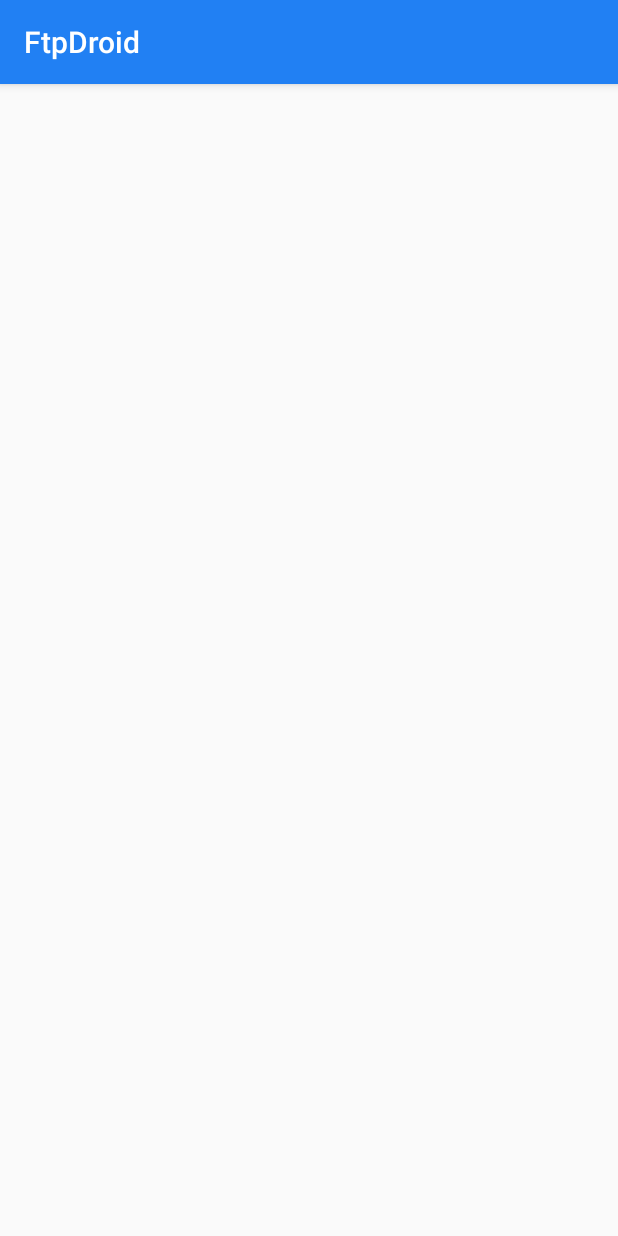
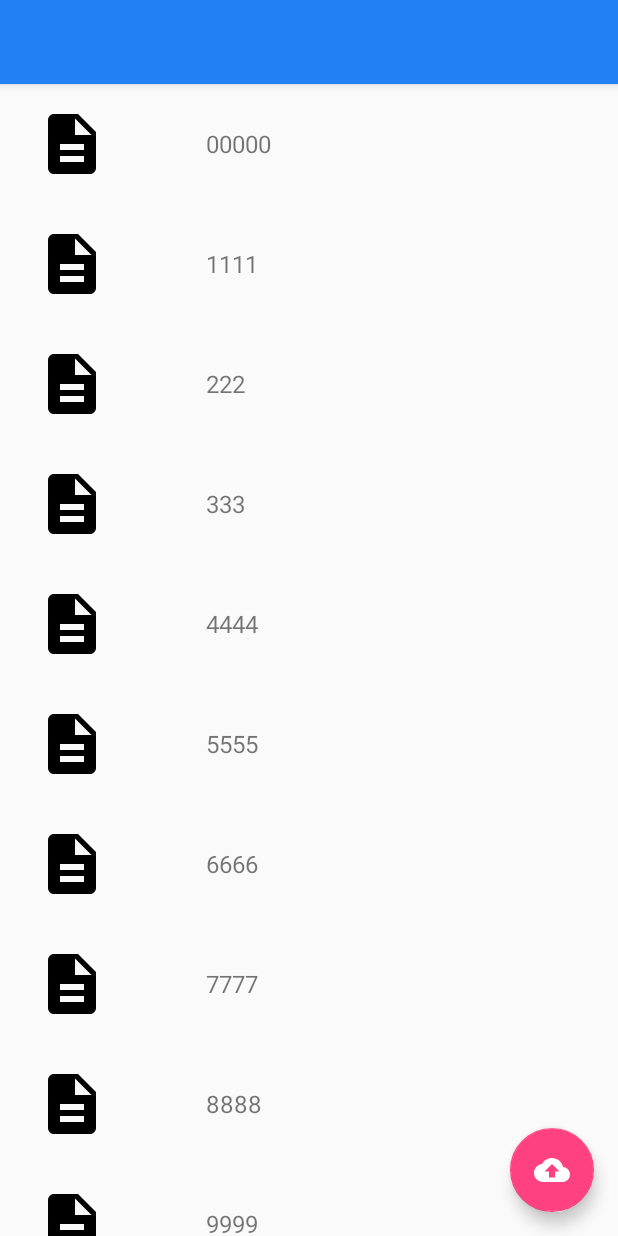
Before and after one commit to snow-yuki/FtpDroid, an Android app: the FtpListActivity screen opened directly, with no data from a screen before it, on a phone screen of 412 x 824 dp. Run offline under Robolectric (Android 15) with nearby library versions, the phone set to English and light mode, and no system bars.

Commit message:
补充次界面

```diff
--- a/FtpDroid/app/build.gradle
+++ b/FtpDroid/app/build.gradle
@@ -29,6 +29,8 @@ dependencies {
     androidTestImplementation 'com.android.support.test.espresso:espresso-core:3.0.2'
     implementation "org.jetbrains.kotlin:kotlin-stdlib-jdk7:$kotlin_version"
     implementation "org.jetbrains.anko:anko-common:$anko_version"
+    implementation 'com.android.support:recyclerview-v7:28.0.0'
+    implementation 'com.android.support:design:28.0.0'
 }
 repositories {
     mavenCentral()
--- /dev/null
+++ b/FtpDroid/app/src/main/java/simple/ftpdroid/FtpFileAdapter.kt
@@ -0,0 +1,26 @@
+package simple.ftpdroid
+
+import android.content.Context
+import android.support.v7.widget.RecyclerView
+import android.view.LayoutInflater
+import android.view.View
+import android.view.ViewGroup
+import android.widget.TextView
+import org.jetbrains.anko.find
+
+class FtpFileAdapter(var c : Context,val data : ArrayList<String>) : RecyclerView.Adapter<FtpFileAdapter.FtpFileHolder>() {
+
+    override fun getItemCount() = data.size
+
+    override fun onCreateViewHolder(p0: ViewGroup, p1: Int): FtpFileHolder {
+        return FtpFileHolder(LayoutInflater.from(c).inflate(R.layout.ftp_file_item,p0,false))
+    }
+
+    override fun onBindViewHolder(p0: FtpFileHolder, p1: Int) {
+        p0.fileNameTextView.text = data[p1]
+    }
+
+    inner class FtpFileHolder(view : View) : RecyclerView.ViewHolder(view){
+        val fileNameTextView = view.find<TextView>(R.id.fileNameTextView)
+    }
+}
--- a/FtpDroid/app/src/main/java/simple/ftpdroid/FtpListActivity.kt
+++ b/FtpDroid/app/src/main/java/simple/ftpdroid/FtpListActivity.kt
@@ -2,11 +2,52 @@ package simple.ftpdroid
 
 import android.support.v7.app.AppCompatActivity
 import android.os.Bundle
+import android.view.Menu
+import android.view.MenuInflater
+import android.view.MenuItem
+import kotlinx.android.synthetic.main.activity_ftp_list.*
 
 class FtpListActivity : AppCompatActivity() {
 
     override fun onCreate(savedInstanceState: Bundle?) {
         super.onCreate(savedInstanceState)
         setContentView(R.layout.activity_ftp_list)
+
+        loadFileData()
+    }
+
+    private fun loadFileData() {
+        val tempNameList = arrayListOf("00000","1111","222","333","4444","5555"
+        ,"6666","7777","8888","9999")
+        val adapter = FtpFileAdapter(this,tempNameList)
+        fileListView.adapter = adapter
+    }
+
+    override fun onCreateOptionsMenu(menu: Menu?, inflater: MenuInflater) {
+        super.onCreateOptionsMenu(menu, inflater)
+        inflater.inflate(R.menu.menu_pro_key,menu)
+    }
+
+    override fun onOptionsItemSelected(item: MenuItem): Boolean {
+        when(item.itemId){
+            R.id.action_sync_key -> {
+                syncKey()
+            }
+            R.id.action_key_src -> {
+                if(currentKeySrc == localSrc){
+                    currentKeySrc = netSrc
+                    loadKeyFromServer()
+                    toast("key from server")
+                }else{
+                    currentKeySrc = localSrc
+                    loadKeyFromLocal()
+                    toast("key from local")
+                }
+            }
+            R.id.action_donate_info -> {
+                activity!!.startActivity<DonateInfoActivity>()
+            }
+        }
+        return super.onOptionsItemSelected(item)
     }
 }
--- a/FtpDroid/app/src/main/java/simple/ftpdroid/MainActivity.kt
+++ b/FtpDroid/app/src/main/java/simple/ftpdroid/MainActivity.kt
@@ -9,6 +9,7 @@ import android.view.animation.Transformation
 import android.widget.LinearLayout
 import kotlinx.android.synthetic.main.activity_main.*
 import org.jetbrains.anko.dip
+import org.jetbrains.anko.startActivity
 
 class MainActivity : AppCompatActivity() {
 
@@ -71,5 +72,9 @@ class MainActivity : AppCompatActivity() {
             animation.duration = 500L
             detailFunCon.startAnimation(animation)
         }
+
+        connectBtn.setOnClickListener {
+            startActivity<FtpListActivity>()
+        }
     }
 }
--- /dev/null
+++ b/FtpDroid/app/src/main/res/drawable-anydpi/ic_description.xml
@@ -0,0 +1,9 @@
+<vector xmlns:android="http://schemas.android.com/apk/res/android"
+        android:width="24dp"
+        android:height="24dp"
+        android:viewportWidth="24.0"
+        android:viewportHeight="24.0">
+    <path
+        android:fillColor="#FF000000"
+        android:pathData="M14,2L6,2c-1.1,0 -1.99,0.9 -1.99,2L4,20c0,1.1 0.89,2 1.99,2L18,22c1.1,0 2,-0.9 2,-2L20,8l-6,-6zM16,18L8,18v-2h8v2zM16,14L8,14v-2h8v2zM13,9L13,3.5L18.5,9L13,9z"/>
+</vector>
--- a/FtpDroid/app/src/main/res/layout/activity_ftp_list.xml
+++ b/FtpDroid/app/src/main/res/layout/activity_ftp_list.xml
@@ -1,9 +1,40 @@
 <?xml version="1.0" encoding="utf-8"?>
-<android.support.constraint.ConstraintLayout xmlns:android="http://schemas.android.com/apk/res/android"
+<android.support.design.widget.CoordinatorLayout xmlns:android="http://schemas.android.com/apk/res/android"
     xmlns:app="http://schemas.android.com/apk/res-auto"
     xmlns:tools="http://schemas.android.com/tools"
     android:layout_width="match_parent"
     android:layout_height="match_parent"
     tools:context=".FtpListActivity">
 
-</android.support.constraint.ConstraintLayout>
+    <android.support.design.widget.AppBarLayout
+        android:layout_width="match_parent"
+        android:layout_height="wrap_content"
+        android:theme="@style/AppTheme.PopupOverlay">
+
+        <android.support.v7.widget.Toolbar
+            android:id="@+id/toolbar"
+            android:layout_width="match_parent"
+            android:layout_height="?attr/actionBarSize"
+            android:background="@color/colorPrimary"
+            app:popupTheme="@style/AppTheme.PopupOverlay" />
+
+    </android.support.design.widget.AppBarLayout>
+
+    <android.support.v7.widget.RecyclerView
+        android:layout_marginTop="?attr/actionBarSize"
+        android:id="@+id/fileListView"
+        app:layoutManager="android.support.v7.widget.LinearLayoutManager"
+        android:layout_width="match_parent"
+        android:layout_height="match_parent"/>
+
+    <android.support.design.widget.FloatingActionButton
+        android:id="@+id/uploadFileBtn"
+        android:layout_width="wrap_content"
+        android:layout_height="wrap_content"
+        android:layout_gravity="bottom|end"
+        android:layout_margin="16dp"
+        android:tint="@color/white"
+        app:rippleColor="@color/white"
+        app:srcCompat="@drawable/ic_cloud_upload" />
+
+</android.support.design.widget.CoordinatorLayout>
--- /dev/null
+++ b/FtpDroid/app/src/main/res/layout/ftp_file_item.xml
@@ -0,0 +1,36 @@
+<?xml version="1.0" encoding="utf-8"?>
+<android.support.constraint.ConstraintLayout
+    xmlns:android="http://schemas.android.com/apk/res/android"
+    xmlns:app="http://schemas.android.com/apk/res-auto"
+    xmlns:tools="http://schemas.android.com/tools"
+    android:foreground="?attr/selectableItemBackground"
+    android:clickable="true"
+    android:layout_width="match_parent"
+    android:layout_height="wrap_content"
+    android:focusable="true">
+
+    <TextView
+        android:id="@+id/fileNameTextView"
+        android:layout_width="209dp"
+        android:layout_height="23dp"
+        android:layout_marginStart="16dp"
+        android:layout_marginEnd="16dp"
+        android:text="TextView"
+        android:textSize="16sp"
+        app:layout_constraintBottom_toBottomOf="parent"
+        app:layout_constraintEnd_toEndOf="parent"
+        app:layout_constraintStart_toEndOf="@+id/imageView"
+        app:layout_constraintTop_toTopOf="parent" />
+
+    <ImageView
+        android:id="@+id/imageView"
+        android:layout_width="48dp"
+        android:layout_height="48dp"
+        android:layout_marginStart="24dp"
+        android:layout_marginTop="16dp"
+        android:layout_marginBottom="16dp"
+        app:layout_constraintBottom_toBottomOf="parent"
+        app:layout_constraintStart_toStartOf="parent"
+        app:layout_constraintTop_toTopOf="parent"
+        app:srcCompat="@drawable/ic_description" />
+</android.support.constraint.ConstraintLayout>
--- a/FtpDroid/app/src/main/res/values/strings.xml
+++ b/FtpDroid/app/src/main/res/values/strings.xml
@@ -2,4 +2,5 @@
     <string name="app_name">FtpDroid</string>
     <string name="main_fun_share">共享</string>
     <string name="main_fun_connect">连接</string>
+    <string name="menu_mkdir">新建文件夹</string>
 </resources>
--- a/FtpDroid/app/src/main/res/values/styles.xml
+++ b/FtpDroid/app/src/main/res/values/styles.xml
@@ -8,4 +8,12 @@
         <item name="colorAccent">@color/colorAccent</item>
     </style>
 
+    <style name="AppTheme.FullScreen">
+        <item name="android:fitsSystemWindows">false</item>
+        <item name="windowActionBar">false</item>
+        <item name="windowNoTitle">true</item>
+    </style>
+
+    <style name="AppTheme.PopupOverlay" parent="ThemeOverlay.AppCompat.Light" />
+
 </resources>
--- a/FtpDroid/build.gradle
+++ b/FtpDroid/build.gradle
@@ -9,7 +9,7 @@ buildscript {
 
     }
     dependencies {
-        classpath 'com.android.tools.build:gradle:3.4.2'
+        classpath 'com.android.tools.build:gradle:3.5.0'
         classpath "org.jetbrains.kotlin:kotlin-gradle-plugin:$kotlin_version"
 
         // NOTE: Do not place your application dependencies here; they belong
```
Also changed, not shown: FtpDroid/app/src/main/AndroidManifest.xml (+6 -2 lines), FtpDroid/app/src/main/res/drawable-anydpi/ic_folder.xml (added, +9 -0 lines), FtpDroid/app/src/main/res/menu/ftp_list_menu.xml (added, +12 -0 lines), FtpDroid/gradle/wrapper/gradle-wrapper.properties.
